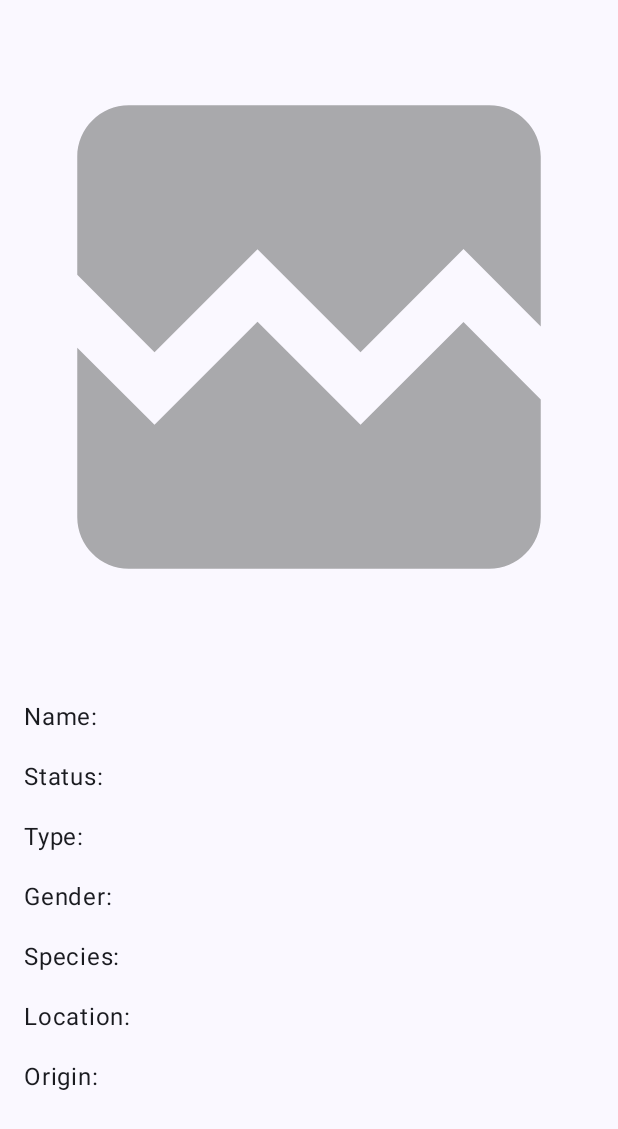
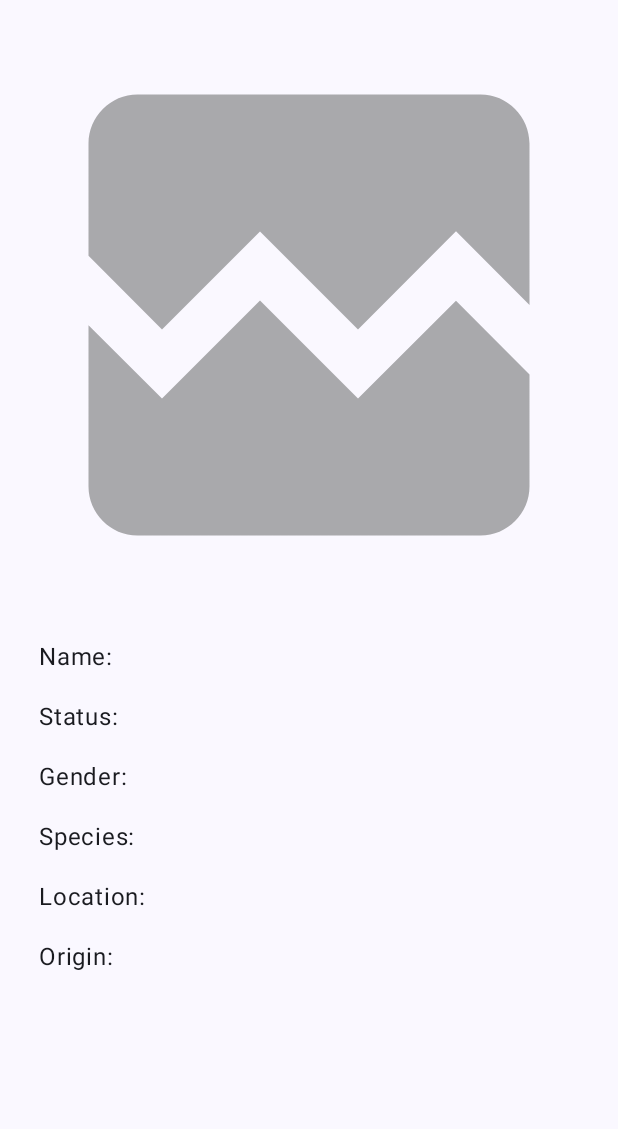
Before and after one commit to fmaestre98/RickAndMortyGraphqJetpackCompose, an Android app built with Jetpack Compose: the composable CharacterDetails shown on its own in the app's theme, on a phone screen of 412 x 824 dp. Shown: the top 1129 px of the screen. Run offline under Robolectric (Android 15) with nearby library versions, the phone set to English and light mode, and no system bars; pictures from the network do not load; 3 statements that could not run were skipped.

Commit message:
fixed card details

```diff
--- a/app/src/main/java/com/example/rickandmortygraphqlapi/presentation/CharacterDetails.kt
+++ b/app/src/main/java/com/example/rickandmortygraphqlapi/presentation/CharacterDetails.kt
@@ -21,11 +21,11 @@ import com.example.rickandmortygraphqlapi.domain.DetailsCharacter
 
 @Composable
 fun CharacterDetails(modifier: Modifier= Modifier,detailsCharacter: DetailsCharacter) {
-    Column(horizontalAlignment = Alignment.CenterHorizontally) {
+    Column(horizontalAlignment = Alignment.CenterHorizontally, modifier = modifier.padding(10.dp)) {
         AsyncImage(
             modifier = Modifier
                 .fillMaxWidth()
-                .height(450.dp)
+                .height(400.dp)
                 .aspectRatio(1f),
             model = ImageRequest.Builder(context = LocalContext.current)
                 .data(detailsCharacter?.image)
@@ -42,8 +42,6 @@ fun CharacterDetails(modifier: Modifier= Modifier,detailsCharacter: DetailsChara
             Spacer(modifier = Modifier.height(16.dp))
             Text(text = "Status: "+detailsCharacter.status)
             Spacer(modifier = Modifier.height(16.dp))
-            Text(text = "Type: "+detailsCharacter.type)
-            Spacer(modifier = Modifier.height(16.dp))
             Text(text = "Gender: "+detailsCharacter.gender)
             Spacer(modifier = Modifier.height(16.dp))
             Text(text = "Species: "+detailsCharacter.species)
--- a/app/src/main/java/com/example/rickandmortygraphqlapi/presentation/CharactersScreen.kt
+++ b/app/src/main/java/com/example/rickandmortygraphqlapi/presentation/CharactersScreen.kt
@@ -65,13 +65,13 @@ fun CharactersScreen(
         }else if (state.selectedCharacter != null) {
             CharacterDetails(detailsCharacter = state.selectedCharacter)
         } else {
-            LazyColumn(modifier = Modifier.fillMaxSize().padding(16.dp), verticalArrangement = Arrangement.spacedBy(14.dp)) {
+            LazyColumn(modifier = Modifier.fillMaxSize().padding(top = 5.dp, start = 14.dp, end = 14.dp), verticalArrangement = Arrangement.spacedBy(14.dp)) {
                 items(characters) { character ->
                    if (character!=null){
                        CharacterItem(
                            simpleCharacter = character,
                            modifier = Modifier
-                               .padding(16.dp)
+                               .padding(8.dp)
                                .fillMaxWidth()
                                .clickable { onSelectedCharacter(character?.id!!) }
                        )
@@ -146,6 +146,7 @@ fun ErrorScreen(retryAction: () -> Unit, modifier: Modifier = Modifier) {
 @Composable
 private fun CharacterItem(modifier: Modifier = Modifier, simpleCharacter: SimpleCharacter?) {
     Card(
+        modifier=modifier,
         shape = RoundedCornerShape(22.dp),
         elevation = CardDefaults.cardElevation(8.dp)
     ) {
```
Also changed, not shown: app/src/main/res/drawable/screenshot_rickandmortygraphqlapi.jpg (added).
